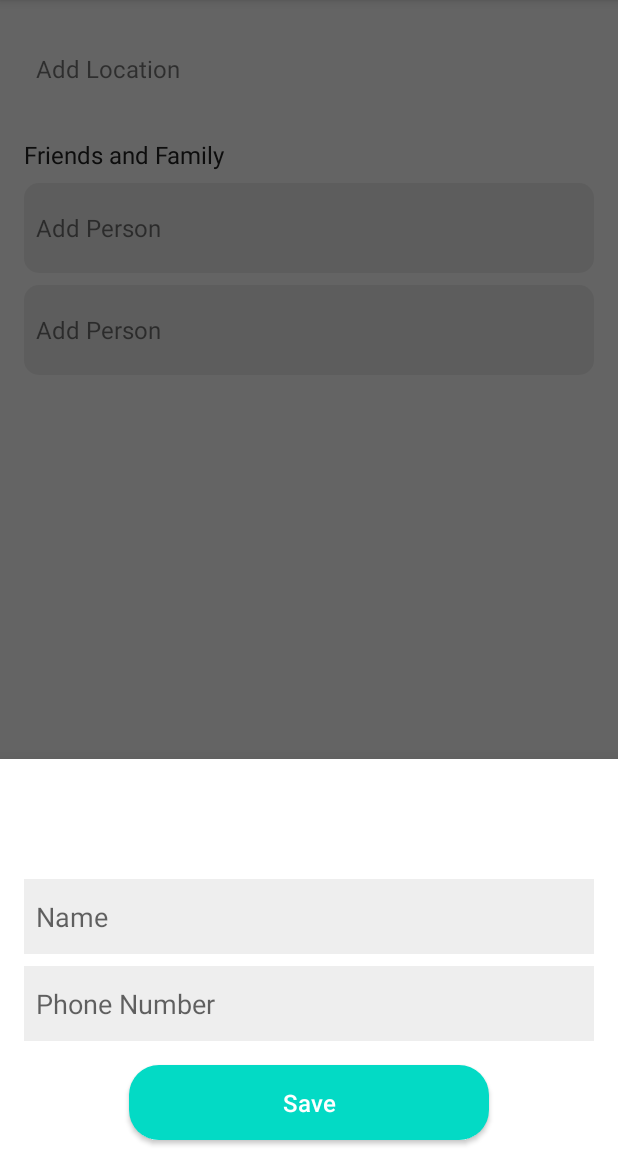
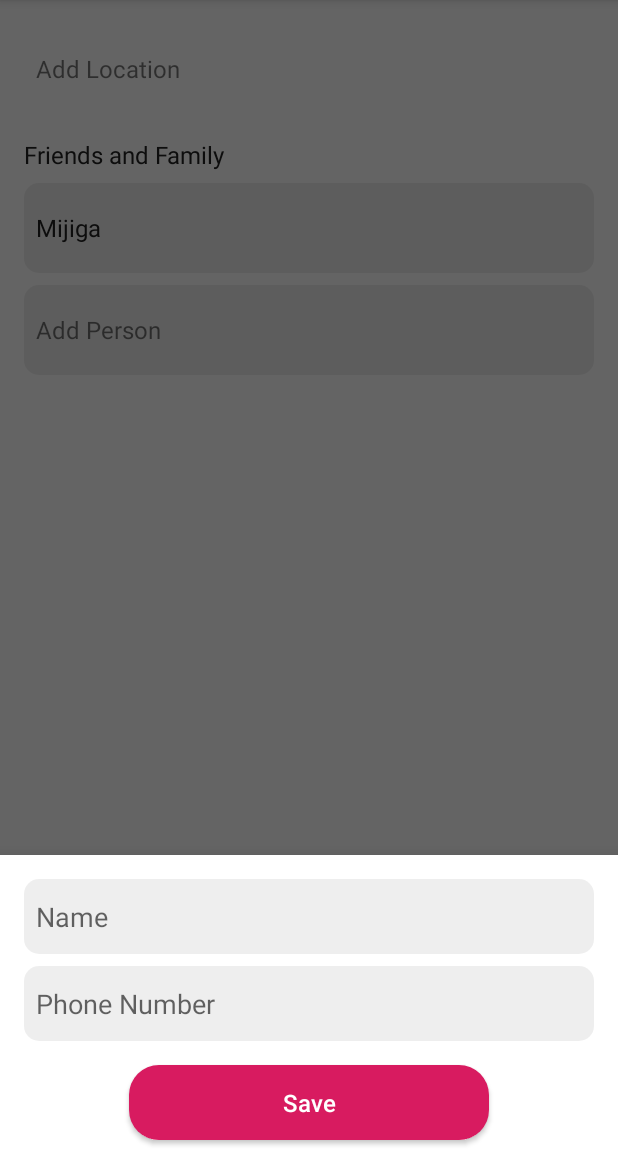
Before and after one commit to sevenreup/health-covid-android, an Android app: the screen it shows after launch (ContactActivity), after a tap on "Add Person", on a phone screen of 412 x 824 dp, the part 84-1236 px from its top. Run offline under Robolectric (Android 15) with nearby library versions, the phone set to English and light mode, and no system bars; libraries missing offline, so code that uses them is left out: io.radar.sdk; 2 statements that could not run were skipped.

Commit message:
member addition

```diff
--- /dev/null
+++ b/app/src/main/java/com/skybox/seven/covid/model/FamMember.java
@@ -0,0 +1,37 @@
+package com.skybox.seven.covid.model;
+
+public class FamMember {
+
+    private String famMemberID, name, phoneNumber;
+    private String userID; //to whom they are attached
+    boolean verified = false;
+
+    public FamMember(String name, String phoneNumber){
+        this.name = name;
+        this.phoneNumber = phoneNumber;
+    }
+
+    public String getFamMemberID() {
+        return famMemberID;
+    }
+
+    public String getName() {
+        return name;
+    }
+
+    public String getPhoneNumber() {
+        return phoneNumber;
+    }
+
+    public String getUserID() {
+        return userID;
+    }
+
+    public void setName(String name) {
+        this.name = name;
+    }
+
+    public void setPhoneNumber(String phoneNumber) {
+        this.phoneNumber = phoneNumber;
+    }
+}
--- a/app/src/main/java/com/skybox/seven/covid/ui/ContactActivity.java
+++ b/app/src/main/java/com/skybox/seven/covid/ui/ContactActivity.java
@@ -3,28 +3,64 @@ package com.skybox.seven.covid.ui;
 import android.os.Bundle;
 import android.view.LayoutInflater;
 import android.view.View;
+import android.widget.Button;
+import android.widget.EditText;
+import android.widget.LinearLayout;
 import android.widget.RelativeLayout;
+import android.widget.TextView;
 
 import com.google.android.material.bottomsheet.BottomSheetDialog;
 import com.skybox.seven.covid.R;
+import com.skybox.seven.covid.model.FamMember;
+
+import java.util.ArrayList;
 
 import androidx.appcompat.app.AppCompatActivity;
 
 public class ContactActivity extends AppCompatActivity {
+
+    LayoutInflater inflater;
+    LinearLayout membersView;
+    ArrayList<FamMember> members = new ArrayList<>();
 
     @Override
     protected void onCreate(Bundle savedInstanceState) {
         super.onCreate(savedInstanceState);
         setContentView(R.layout.activity_contact);
 
+        membersView = findViewById(R.id.membersParent);
         RelativeLayout addPersonView = findViewById(R.id.addPerson);
-        LayoutInflater inflater = LayoutInflater.from(this);
+        inflater = LayoutInflater.from(this);
 
         addPersonView.setOnClickListener(v -> {
             BottomSheetDialog bottomDialog = new BottomSheetDialog(this);
             View view = inflater.inflate(R.layout.person_dialog,null);
+
+            ((Button)view.findViewById(R.id.saveMember)).setOnClickListener(vw->{
+                String name = String.valueOf(((EditText)view.findViewById(R.id.userName)).getText());
+                String phoneNumber = String.valueOf(((EditText)view.findViewById(R.id.phoneNumber)).getText());
+                FamMember famMember = new FamMember(name,phoneNumber);
+                members.add(famMember);
+                setupFamily();
+                bottomDialog.dismiss();
+            });
+
             bottomDialog.setContentView(view);
             bottomDialog.show();
         });
+
+        FamMember member = new FamMember("Mijiga", "0998530227");
+        members.add(member);
+
+        setupFamily();
+    }
+
+    public void setupFamily() {
+        membersView.removeAllViews();
+        for (FamMember member : members) {
+            View view = inflater.inflate(R.layout.member_item,null);
+            ((TextView)view.findViewById(R.id.name)).setText(member.getName());
+            membersView.addView(view);
+        }
     }
 }
--- a/app/src/main/res/layout/activity_contact.xml
+++ b/app/src/main/res/layout/activity_contact.xml
@@ -30,9 +30,12 @@
         android:text="Friends and Family"/>
 
     <LinearLayout
+        android:id="@+id/membersParent"
         android:layout_width="match_parent"
         android:layout_height="wrap_content"
         android:orientation="vertical">
+
+    </LinearLayout>
     <RelativeLayout
         android:id="@+id/addPerson"
         android:layout_width="match_parent"
@@ -49,22 +52,5 @@
             android:layout_marginStart="8dp" />
     </RelativeLayout>
 
-        <RelativeLayout
-            android:layout_width="match_parent"
-            android:layout_height="60dp"
-            android:layout_marginTop="8dp"
-            android:background="@drawable/edittext_bg">
-            <TextView
-                android:layout_width="match_parent"
-                android:layout_height="wrap_content"
-                android:layout_centerVertical="true"
-                android:text="Add Person"
-                android:textSize="16sp"
-                android:layout_marginLeft="8dp"
-                android:layout_marginStart="8dp" />
-        </RelativeLayout>
 
 </LinearLayout>
-
-
-</LinearLayout>
--- /dev/null
+++ b/app/src/main/res/layout/member_item.xml
@@ -0,0 +1,25 @@
+<?xml version="1.0" encoding="utf-8"?>
+<LinearLayout xmlns:android="http://schemas.android.com/apk/res/android"
+    android:layout_width="match_parent"
+    android:layout_height="match_parent"
+    xmlns:tools="http://schemas.android.com/tools">
+
+    <RelativeLayout
+        android:id="@+id/addPerson"
+        android:layout_width="match_parent"
+        android:layout_height="60dp"
+        android:layout_marginTop="8dp"
+        android:background="@drawable/edittext_bg">
+        <TextView
+            android:id="@+id/name"
+            android:layout_width="match_parent"
+            android:layout_height="wrap_content"
+            android:layout_centerVertical="true"
+            tools:text="John Doe"
+            android:textColor="@color/primary_text"
+            android:textSize="16sp"
+            android:layout_marginLeft="8dp"
+            android:layout_marginStart="8dp" />
+    </RelativeLayout>
+
+</LinearLayout>
--- a/app/src/main/res/layout/person_dialog.xml
+++ b/app/src/main/res/layout/person_dialog.xml
@@ -6,23 +6,28 @@
     android:paddingHorizontal="16dp"
     android:orientation="vertical">
 
-    <EditText
+    <com.google.android.material.textfield.TextInputEditText
         android:id="@+id/userName"
         android:layout_width="match_parent"
         android:layout_height="50dp"
         android:paddingHorizontal="8dp"
-        android:background="#11000000"
-        android:layout_marginTop="80dp"
+        android:background="@drawable/edittext_bg"
+        android:layout_marginTop="16dp"
+        android:maxLines="1"
         android:hint="@string/name"/>
-    <EditText
+    <com.google.android.material.textfield.TextInputEditText
+        android:id="@+id/phoneNumber"
         android:layout_width="match_parent"
         android:layout_height="50dp"
         android:paddingHorizontal="8dp"
-        android:background="#11000000"
+        android:background="@drawable/edittext_bg"
         android:layout_marginTop="8dp"
+        android:maxLines="1"
+        android:inputType="phone"
         android:hint="Phone Number"/>
 
     <Button
+        android:id="@+id/saveMember"
         android:layout_width="240dp"
         android:layout_height="50dp"
         android:layout_marginTop="16dp"
--- a/app/src/main/res/values/colors.xml
+++ b/app/src/main/res/values/colors.xml
@@ -1,8 +1,8 @@
 <?xml version="1.0" encoding="utf-8"?>
 <resources>
-    <color name="colorPrimary">#6200EE</color>
-    <color name="colorPrimaryDark">#3700B3</color>
-    <color name="colorAccent">#03DAC5</color>
+    <color name="colorAccent">#D81B60</color>
+    <color name="colorPrimary">#008577</color>
+    <color name="colorPrimaryDark">#00574B</color>
     <color name="primary">#03A9F4</color>
     <color name="primary_dark">#0288D1</color>
     <color name="primary_light">#B3E5FC</color>
```
Lines whose indentation alone changed are shown as unchanged.
